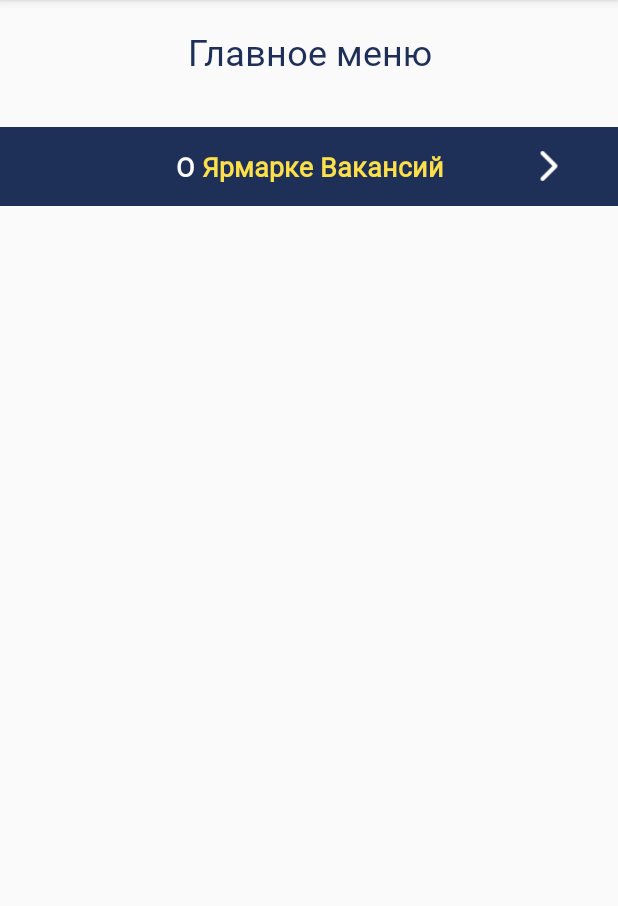
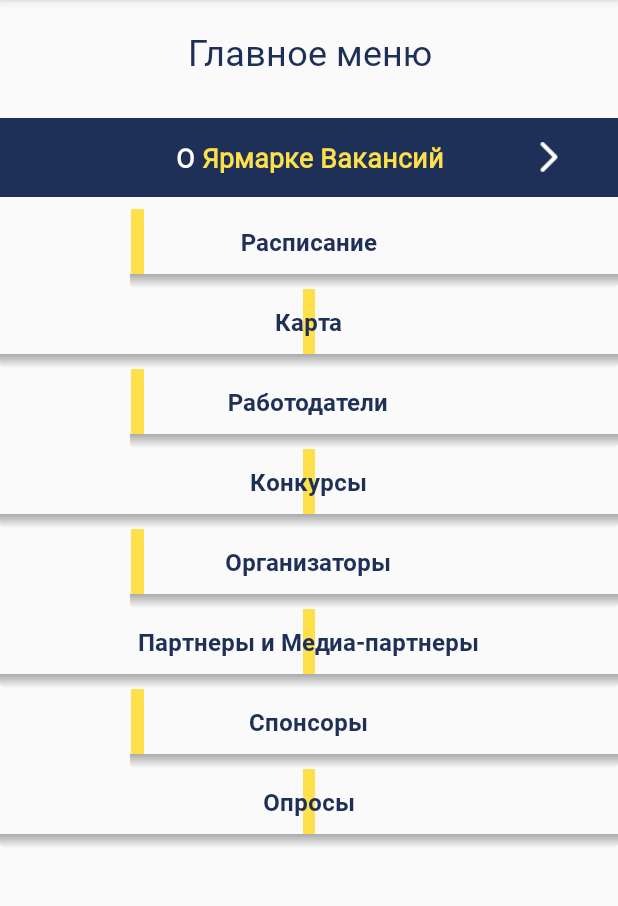
Before and after one commit to Alybaev/CareerFair, an Android app: the MainMenuActivity screen opened directly, with no data from a screen before it, on a phone screen of 412 x 824 dp, the part 84-990 px from its top. Run offline under Robolectric (Android 15) with nearby library versions, the phone set to English and light mode, and no system bars.

Commit message:
Cannot do ui of main menu

```diff
--- a/app/src/main/java/kg/neobis/careerfair/ui/MainMenuActivity/MainMenuActivity.kt
+++ b/app/src/main/java/kg/neobis/careerfair/ui/MainMenuActivity/MainMenuActivity.kt
@@ -17,18 +17,35 @@ import android.text.Spanned
 
 class MainMenuActivity : AppCompatActivity() {
 
+    var namesOfCategories: Array<String>? = null
+    var mAdapter: MainMenuAdapter? = null
+
     override fun onCreate(savedInstanceState: Bundle?) {
         super.onCreate(savedInstanceState)
         setContentView(R.layout.activity_main_menu)
 
-        about_career_fair.text = fromHtml(getString(R.string.about_career_fair_text))
+        init()
+
+
     }
 
-    fun fromHtml(html: String): Spanned {
+    private fun fromHtml(html: String): Spanned {
         return if (Build.VERSION.SDK_INT >= Build.VERSION_CODES.N) {
             Html.fromHtml(html, Html.FROM_HTML_MODE_LEGACY)
         } else {
             Html.fromHtml(html)
         }
     }
+    private fun init(){
+        about_career_fair.text = fromHtml(getString(R.string.about_career_fair_text))
+        initAdapter()
+    }
+
+    private fun initAdapter() {
+
+        namesOfCategories = resources.getStringArray(R.array.categories_name)
+        mAdapter = MainMenuAdapter(this, namesOfCategories!!)
+        recycleViewOfCategories.adapter = mAdapter
+
+    }
 }
--- /dev/null
+++ b/app/src/main/java/kg/neobis/careerfair/ui/MainMenuActivity/MainMenuAdapter.kt
@@ -0,0 +1,62 @@
+package kg.neobis.careerfair.ui.MainMenuActivity
+
+import android.content.Context
+import android.content.Intent
+import android.support.v7.widget.RecyclerView
+import android.util.Log
+import android.view.Gravity
+import android.view.LayoutInflater
+import android.view.View
+import android.view.ViewGroup
+import android.widget.FrameLayout
+import android.widget.RelativeLayout
+import kg.neobis.careerfair.R
+import kotlinx.android.synthetic.main.item_category.view.*
+
+
+class MainMenuAdapter(var context: Context, var namesOfCategories: Array<String>) : RecyclerView.Adapter<MainMenuAdapter.MViewHolder>() {
+
+    override fun onCreateViewHolder(parent: ViewGroup, viewType: Int): MViewHolder {
+        return MViewHolder(LayoutInflater.from(parent.context).inflate(R.layout.item_category, null, false))
+    }
+
+    override fun getItemCount(): Int {
+        return namesOfCategories.size
+    }
+
+    override fun onBindViewHolder(holder: MViewHolder, position: Int) {
+        holder.categoryTextView.text = namesOfCategories[position]
+        if (position % 2 != 0) {
+            val paramsShadow = holder.shadowView.layoutParams as RelativeLayout.LayoutParams
+            paramsShadow.addRule(RelativeLayout.ALIGN_PARENT_START,RelativeLayout.TRUE)
+            holder.shadowView.layoutParams = paramsShadow
+
+            val paramsFrame = holder.frameForCategory.layoutParams as RelativeLayout.LayoutParams
+            Log.d("____width" ,holder.frameForCategory.layoutParams.width.toString())
+            Log.d("____height" ,holder.frameForCategory.layoutParams.height.toString())
+            paramsFrame.addRule(RelativeLayout.ALIGN_PARENT_START,RelativeLayout.TRUE)
+            holder.frameForCategory.layoutParams = paramsFrame
+
+
+
+            val params2 = holder.yellowLineImage.layoutParams as RelativeLayout.LayoutParams
+
+            params2.addRule(RelativeLayout.ALIGN_PARENT_END,RelativeLayout.TRUE)
+
+
+            holder.yellowLineImage.layoutParams = params2
+        }
+
+
+    }
+
+    inner class MViewHolder(view: View) : RecyclerView.ViewHolder(view) {
+        var shadowView = view.shadow_view
+        var categoryTextView = view.category_text
+        var frameForCategory = view.frame_for_category
+        var yellowLineImage = view.yellow_line_image
+
+    }
+
+
+}
--- a/app/src/main/res/layout/activity_login.xml
+++ b/app/src/main/res/layout/activity_login.xml
@@ -21,7 +21,7 @@
     <ImageView
         android:layout_width="109dp"
         android:layout_height="59dp"
-        android:src="@drawable/logo" />
+        android:src="@drawable/logo2" />
     <TextView
         android:id="@+id/pass_registration"
         android:layout_width="289dp"
--- a/app/src/main/res/layout/activity_main_menu.xml
+++ b/app/src/main/res/layout/activity_main_menu.xml
@@ -22,7 +22,7 @@
         android:layout_height="wrap_content"
         android:layout_alignParentLeft="true"
         android:layout_alignParentTop="true"
-        android:layout_marginTop="34dp"
+        android:layout_marginTop="28dp"
         android:background="@color/colorPrimary">
 
         <TextView
@@ -50,6 +50,9 @@
 
     </RelativeLayout>
     <android.support.v7.widget.RecyclerView
+        android:id="@+id/recycleViewOfCategories"
+        android:layout_marginTop="8dp"
+        app:layoutManager="android.support.v7.widget.LinearLayoutManager"
         xmlns:tools="http://schemas.android.com/tools"
         android:layout_width="match_parent"
         android:layout_height="match_parent"
--- a/app/src/main/res/layout/item_category.xml
+++ b/app/src/main/res/layout/item_category.xml
@@ -7,25 +7,24 @@
     <RelativeLayout
         android:id="@+id/category"
         android:layout_width="match_parent"
-        android:layout_height="45dp">
+        android:layout_height="@dimen/height_of_categories">
 
-        <FrameLayout
-
-            android:layout_width="325dp"
+        <RelativeLayout
+            android:id="@+id/frame_for_category"
+            android:layout_width="@dimen/width_of_categories"
             android:layout_height="match_parent"
-            android:layout_alignParentStart="true"
-
-            android:layout_alignParentTop="true">
+            android:layout_alignParentEnd="true"
+            >
 
             <ImageView
                 android:id="@+id/yellow_line_image"
                 android:layout_width="wrap_content"
                 android:layout_height="match_parent"
-                android:layout_gravity="right"
+               android:layout_alignParentStart="true"
                 android:src="@drawable/single_yellow_line" />
 
 
-        </FrameLayout>
+        </RelativeLayout>
 
         <TextView
             style="@style/TitleTextStyle"
@@ -40,11 +39,12 @@
     </RelativeLayout>
 
     <View
-        android:layout_width="325dp"
+        android:id="@+id/shadow_view"
+        android:layout_width="@dimen/width_of_categories"
         android:layout_height="10dp"
         android:layout_below="@+id/category"
         android:background="@drawable/dropshadow"
-        />
+        android:layout_alignParentEnd="true"/>
 
 
 </RelativeLayout>
--- /dev/null
+++ b/app/src/main/res/values/dimens.xml
@@ -0,0 +1,5 @@
+<?xml version="1.0" encoding="utf-8"?>
+<resources>
+    <dimen name="height_of_categories">43dp</dimen>
+    <dimen name="width_of_categories">325dp</dimen>
+</resources>
--- a/app/src/main/res/values/strings.xml
+++ b/app/src/main/res/values/strings.xml
@@ -13,4 +13,14 @@
     <string name="main_menu_title">Главное меню</string>
     <string name="about_career_fair_text"><![CDATA[ <b><font color=#ffffff>О</b><b><font color=#FEE04A> Ярмарке Вакансий</b>
 ]]> </string>
+    <string-array name="categories_name">
+        <item>Расписание</item>
+        <item>Карта</item>
+        <item>Работодатели</item>
+        <item>Конкурсы</item>
+        <item>Организаторы</item>
+        <item>Партнеры и Медиа-партнеры</item>
+        <item>Спонсоры</item>
+        <item>Опросы</item>
+    </string-array>
 </resources>
```
Also changed, not shown: app/src/main/res/drawable/arrow_right32px.png (renamed from app/src/main/res/drawable-v24/arrow_right32px.png).
